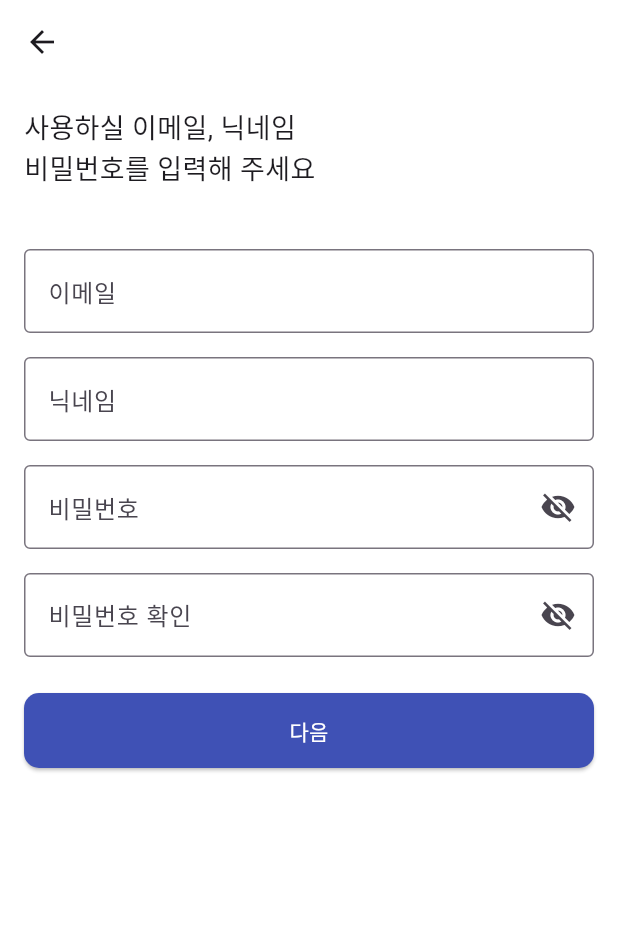
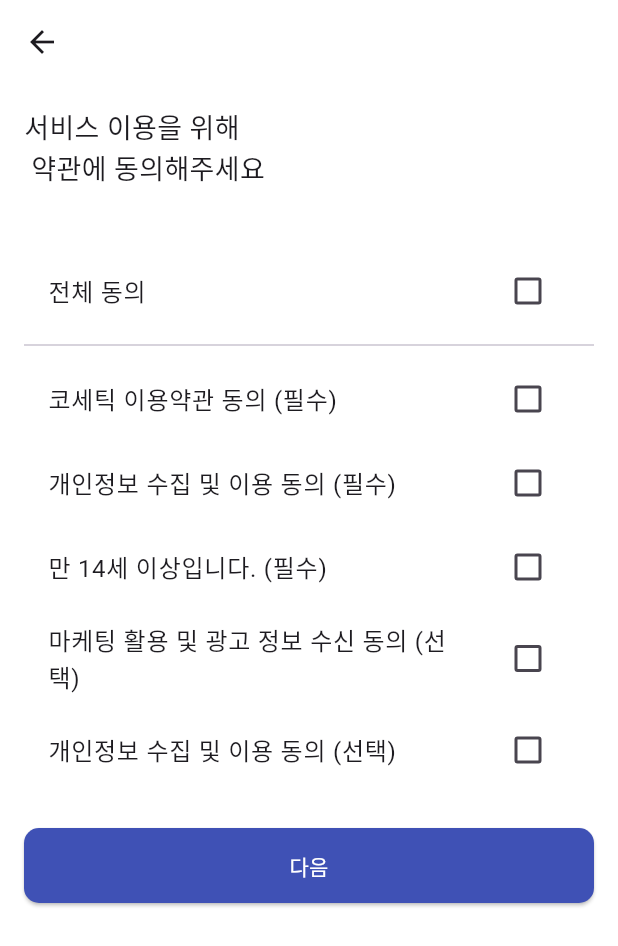
Before and after one commit to mimo626/flutterLogin, a Flutter app: the screen it shows after launch, after a tap on "회원가입", on a phone screen of 412 x 824 dp. Shown: the top 946 px of the screen. Run offline on Flutter 3.47's test engine with Material 3 defaults, Android fonts, the phone set to English and light mode, and no system bars; our stand-ins replace bloc, equatable, firebase_auth, firebase_core, flutter_bloc, go_router and 2 more; accounts and stored records are empty; network calls fail.

Commit message:
약관 동의화면 구현

```diff
--- a/lib/features/login/presentation/page/login_screen.dart
+++ b/lib/features/login/presentation/page/login_screen.dart
@@ -163,7 +163,7 @@
                       ),
                       TextButton(
                         onPressed: () {
-                          context.push('/signup_input');
+                          context.push('/terms');
                         },
                         child: Text(
                           '회원가입',
--- /dev/null
+++ b/lib/features/login/presentation/page/terms_conditions_screen.dart
@@ -0,0 +1,144 @@
+import 'package:flutter/material.dart';
+import 'package:go_router/go_router.dart';
+import 'package:login/main.dart';
+
+class TermsConditionsScreen extends StatefulWidget {
+  @override
+  _TermsConditionsScreenState createState() => _TermsConditionsScreenState();
+}
+
+class _TermsConditionsScreenState extends State<TermsConditionsScreen> {
+  bool isAllChecked = false;
+  bool isFirstChecked = false;
+  bool isSecondChecked = false;
+  bool isThirdChecked = false;
+  bool isFourthChecked = false;
+  bool isFifthChecked = false;
+
+  void _checkAll(bool? value) {
+    setState(() {
+      isAllChecked = value ?? false;
+      isFirstChecked = isAllChecked;
+      isSecondChecked = isAllChecked;
+      isThirdChecked = isAllChecked;
+      isFourthChecked = isAllChecked;
+      isFifthChecked = isAllChecked;
+    });
+  }
+
+  void _checkIndividual(bool? value, int index) {
+    setState(() {
+      switch (index) {
+        case 1:
+          isFirstChecked = value ?? false;
+          break;
+        case 2:
+          isSecondChecked = value ?? false;
+          break;
+        case 3:
+          isThirdChecked = value ?? false;
+          break;
+        case 4:
+          isFourthChecked = value ?? false;
+          break;
+        case 5:
+          isFifthChecked = value ?? false;
+          break;
+      }
+      isAllChecked = isFirstChecked &&
+          isSecondChecked &&
+          isThirdChecked &&
+          isFourthChecked &&
+          isFifthChecked;
+    });
+  }
+
+  @override
+  Widget build(BuildContext context) {
+    return Scaffold(
+      backgroundColor: Colors.white,
+      appBar: AppBar(
+        backgroundColor: Colors.white,
+        title: const Text(''),
+        leading: IconButton(
+          icon: const Icon(Icons.arrow_back),
+          onPressed: () {
+            Navigator.pop(context);
+          },
+        ),
+        elevation: 0,
+      ),
+      body: SingleChildScrollView(
+        padding: const EdgeInsets.all(16.0),
+        child: Column(
+          crossAxisAlignment: CrossAxisAlignment.start,
+          children: [
+            const Text(
+              '서비스 이용을 위해\n 약관에 동의해주세요',
+              style: TextStyle(fontSize: 18),
+            ),
+            const SizedBox(height: 40),
+            CheckboxListTile(
+              title: Text("전체 동의"),
+              value: isAllChecked,
+              onChanged: _checkAll,
+            ),
+            Divider(),
+            CheckboxListTile(
+              title: Text("코세틱 이용약관 동의 (필수)"),
+              value: isFirstChecked,
+              onChanged: (value) => _checkIndividual(value, 1),
+            ),
+            CheckboxListTile(
+              title: Text("개인정보 수집 및 이용 동의 (필수)"),
+              value: isSecondChecked,
+              onChanged: (value) => _checkIndividual(value, 2),
+            ),
+            CheckboxListTile(
+              title: Text("만 14세 이상입니다. (필수)"),
+              value: isThirdChecked,
+              onChanged: (value) => _checkIndividual(value, 3),
+            ),
+            CheckboxListTile(
+              title: Text("마케팅 활용 및 광고 정보 수신 동의 (선택)"),
+              value: isFourthChecked,
+              onChanged: (value) => _checkIndividual(value, 4),
+            ),
+            CheckboxListTile(
+              title: Text("개인정보 수집 및 이용 동의 (선택)"),
+              value: isFifthChecked,
+              onChanged: (value) => _checkIndividual(value, 5),
+            ),
+            const SizedBox(height: 24),
+            SizedBox(
+              width: double.infinity,
+              child: ElevatedButton(
+                style: ElevatedButton.styleFrom(
+                    backgroundColor: Colors.indigo,
+                    shape: RoundedRectangleBorder(
+                        borderRadius: BorderRadius.circular(10.0)
+                    )
+                ),
+                onPressed: () {
+                  if(isAllChecked || (isFirstChecked && isSecondChecked && isThirdChecked)){
+                    context.push('/signup_input');
+                  }
+                  else{
+                    ScaffoldMessenger.of(context).showSnackBar(
+                      SnackBar(content: Text("필수 약관에 동의해 주세요."))
+                    );
+                  }
+                },
+                child: const Padding(
+                  padding: EdgeInsets.symmetric(vertical: 15),
+                  child: Text('다음', style: TextStyle(color: Colors.white)
+                  ),
+                ),
+              ),
+            ),
+          ],
+        ),
+      ),
+    );
+  }
+}
--- a/lib/main.dart
+++ b/lib/main.dart
@@ -7,6 +7,7 @@
 import 'package:login/features/login/presentation/bloc/google_login/auth_bloc.dart';
 import 'package:login/features/login/presentation/page/login_screen.dart';
 import 'package:login/features/login/presentation/page/signup_input_screen.dart';
+import 'package:login/features/login/presentation/page/terms_conditions_screen.dart';
 import 'package:login/firebase_options.dart';
 import 'package:login/home_screen.dart';
 
@@ -54,9 +55,16 @@
           ),
         ),
         GoRoute(
+          path: '/terms',
+          builder: (context, state) => BlocProvider.value(
+            value: emailBloc,
+            child: TermsConditionsScreen(),
+          ),
+        ),
+        GoRoute(
           path: '/signup_input',
           builder: (context, state) => BlocProvider.value(
-            value: authBloc,
+            value: emailBloc,
             child: SignupInputScreen(),
           ),
         ),
```
